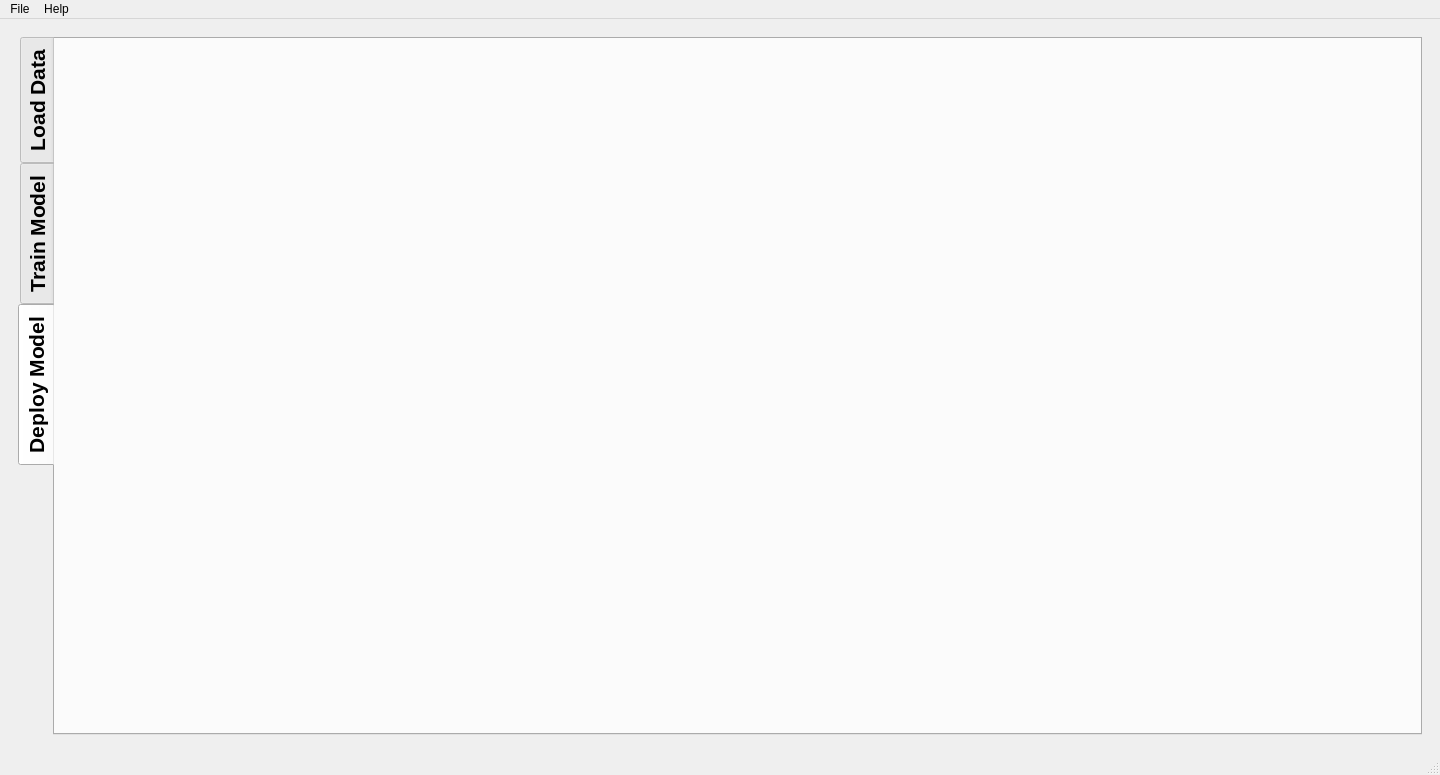
GyroidInc/sbh-kivyapp, file qtapp/gui/interface.ui: the form before one commit.
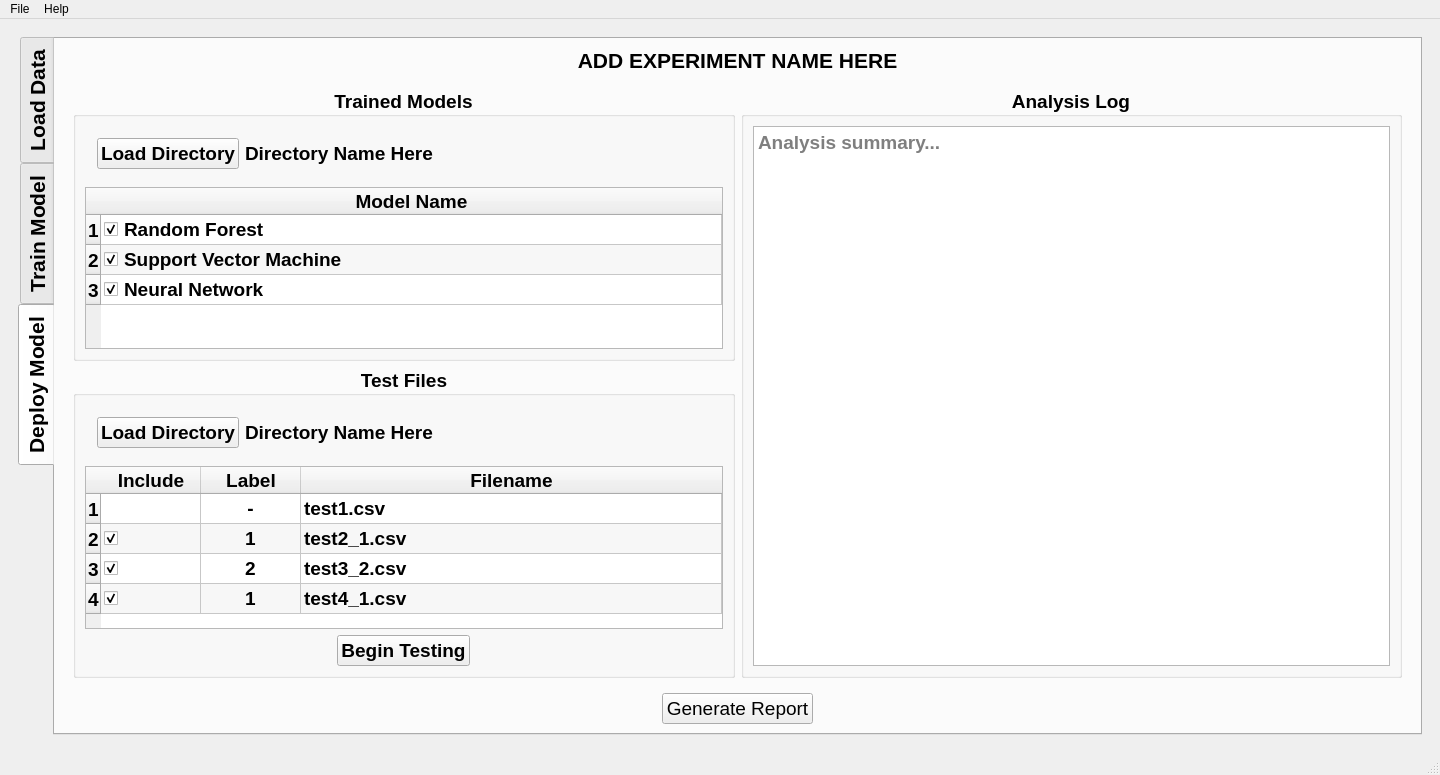
The form after the commit. The open tabs and pages were chosen to show the change. Icons and pictures are not drawn.

Commit message: Add Tab3 and rename UI components

Diff of the .ui file:
```diff
--- a/qtapp/gui/interface.ui
+++ b/qtapp/gui/interface.ui
@@ -1086,6 +1086,577 @@
           <attribute name="title">
            <string>Deploy Model</string>
           </attribute>
+          <layout class="QGridLayout" name="gridLayout_6">
+           <item row="2" column="0" alignment="Qt::AlignHCenter">
+            <widget class="QPushButton" name="T3_Button_GenerateReport">
+             <property name="font">
+              <font>
+               <pointsize>14</pointsize>
+              </font>
+             </property>
+             <property name="text">
+              <string>Generate Report</string>
+             </property>
+            </widget>
+           </item>
+           <item row="1" column="0">
+            <widget class="QWidget" name="T3_Widget_MainWindow" native="true">
+             <layout class="QGridLayout" name="gridLayout_7">
+              <item row="0" column="0">
+               <widget class="QGroupBox" name="T3_GroupBox_TrainedModels">
+                <property name="font">
+                 <font>
+                  <pointsize>14</pointsize>
+                  <weight>75</weight>
+                  <bold>true</bold>
+                 </font>
+                </property>
+                <property name="title">
+                 <string>Trained Models</string>
+                </property>
+                <property name="alignment">
+                 <set>Qt::AlignCenter</set>
+                </property>
+                <layout class="QGridLayout" name="gridLayout_9">
+                 <item row="1" column="0" colspan="2">
+                  <widget class="QTableWidget" name="T3_TableWidget_Models">
+                   <property name="font">
+                    <font>
+                     <pointsize>14</pointsize>
+                    </font>
+                   </property>
+                   <property name="alternatingRowColors">
+                    <bool>true</bool>
+                   </property>
+                   <property name="sortingEnabled">
+                    <bool>true</bool>
+                   </property>
+                   <attribute name="horizontalHeaderCascadingSectionResizes">
+                    <bool>true</bool>
+                   </attribute>
+                   <attribute name="horizontalHeaderShowSortIndicator" stdset="0">
+                    <bool>true</bool>
+                   </attribute>
+                   <attribute name="horizontalHeaderStretchLastSection">
+                    <bool>true</bool>
+                   </attribute>
+                   <row>
+                    <property name="text">
+                     <string>1</string>
+                    </property>
+                    <property name="font">
+                     <font>
+                      <pointsize>14</pointsize>
+                     </font>
+                    </property>
+                    <property name="textAlignment">
+                     <set>AlignCenter</set>
+                    </property>
+                   </row>
+                   <row>
+                    <property name="text">
+                     <string>2</string>
+                    </property>
+                    <property name="font">
+                     <font>
+                      <pointsize>14</pointsize>
+                     </font>
+                    </property>
+                    <property name="textAlignment">
+                     <set>AlignCenter</set>
+                    </property>
+                   </row>
+                   <row>
+                    <property name="text">
+                     <string>3</string>
+                    </property>
+                    <property name="font">
+                     <font>
+                      <pointsize>14</pointsize>
+                     </font>
+                    </property>
+                    <property name="textAlignment">
+                     <set>AlignCenter</set>
+                    </property>
+                   </row>
+                   <column>
+                    <property name="text">
+                     <string>Model Name</string>
+                    </property>
+                    <property name="font">
+                     <font>
+                      <pointsize>14</pointsize>
+                     </font>
+                    </property>
+                    <property name="textAlignment">
+                     <set>AlignCenter</set>
+                    </property>
+                   </column>
+                   <item row="0" column="0">
+                    <property name="text">
+                     <string>Random Forest</string>
+                    </property>
+                    <property name="font">
+                     <font>
+                      <pointsize>14</pointsize>
+                     </font>
+                    </property>
+                    <property name="checkState">
+                     <enum>Checked</enum>
+                    </property>
+                   </item>
+                   <item row="1" column="0">
+                    <property name="text">
+                     <string>Support Vector Machine</string>
+                    </property>
+                    <property name="font">
+                     <font>
+                      <pointsize>14</pointsize>
+                     </font>
+                    </property>
+                    <property name="checkState">
+                     <enum>Checked</enum>
+                    </property>
+                   </item>
+                   <item row="2" column="0">
+                    <property name="text">
+                     <string>Neural Network</string>
+                    </property>
+                    <property name="font">
+                     <font>
+                      <pointsize>14</pointsize>
+                     </font>
+                    </property>
+                    <property name="checkState">
+                     <enum>Checked</enum>
+                    </property>
+                   </item>
+                  </widget>
+                 </item>
+                 <item row="0" column="0" colspan="2">
+                  <layout class="QFormLayout" name="T3_FormLayout_TrainedModels">
+                   <property name="leftMargin">
+                    <number>12</number>
+                   </property>
+                   <property name="topMargin">
+                    <number>12</number>
+                   </property>
+                   <property name="rightMargin">
+                    <number>12</number>
+                   </property>
+                   <property name="bottomMargin">
+                    <number>12</number>
+                   </property>
+                   <item row="0" column="0">
+                    <widget class="QPushButton" name="T3_Button_ModelsLoadDirectory">
+                     <property name="font">
+                      <font>
+                       <pointsize>14</pointsize>
+                      </font>
+                     </property>
+                     <property name="text">
+                      <string>Load Directory</string>
+                     </property>
+                    </widget>
+                   </item>
+                   <item row="0" column="1">
+                    <widget class="QLabel" name="T3_Label_ModelsDirectoryName">
+                     <property name="font">
+                      <font>
+                       <pointsize>14</pointsize>
+                      </font>
+                     </property>
+                     <property name="text">
+                      <string>Directory Name Here</string>
+                     </property>
+                    </widget>
+                   </item>
+                  </layout>
+                 </item>
+                </layout>
+               </widget>
+              </item>
+              <item row="0" column="1" rowspan="2">
+               <widget class="QGroupBox" name="T3_GroupBox_AnalysisLog">
+                <property name="font">
+                 <font>
+                  <pointsize>14</pointsize>
+                  <weight>75</weight>
+                  <bold>true</bold>
+                 </font>
+                </property>
+                <property name="title">
+                 <string>Analysis Log</string>
+                </property>
+                <property name="alignment">
+                 <set>Qt::AlignCenter</set>
+                </property>
+                <layout class="QGridLayout" name="gridLayout_10">
+                 <item row="0" column="0">
+                  <widget class="QTextBrowser" name="T3_TextBrowser_AnalysisLog">
+                   <property name="font">
+                    <font>
+                     <pointsize>14</pointsize>
+                    </font>
+                   </property>
+                   <property name="html">
+                    <string>&lt;!DOCTYPE HTML PUBLIC &quot;-//W3C//DTD HTML 4.0//EN&quot; &quot;http://www.w3.org/TR/REC-html40/strict.dtd&quot;&gt;
+&lt;html&gt;&lt;head&gt;&lt;meta name=&quot;qrichtext&quot; content=&quot;1&quot; /&gt;&lt;style type=&quot;text/css&quot;&gt;
+p, li { white-space: pre-wrap; }
+&lt;/style&gt;&lt;/head&gt;&lt;body style=&quot; font-family:'.SF NS Text'; font-size:14pt; font-weight:400; font-style:normal;&quot;&gt;
+&lt;p style=&quot;-qt-paragraph-type:empty; margin-top:0px; margin-bottom:0px; margin-left:0px; margin-right:0px; -qt-block-indent:0; text-indent:0px; font-size:13pt;&quot;&gt;&lt;br /&gt;&lt;/p&gt;&lt;/body&gt;&lt;/html&gt;</string>
+                   </property>
+                   <property name="placeholderText">
+                    <string>Analysis summary...</string>
+                   </property>
+                  </widget>
+                 </item>
+                </layout>
+               </widget>
+              </item>
+              <item row="1" column="0">
+               <widget class="QGroupBox" name="T3_GroupBox_TestFiles">
+                <property name="font">
+                 <font>
+                  <pointsize>14</pointsize>
+                  <weight>75</weight>
+                  <bold>true</bold>
+                 </font>
+                </property>
+                <property name="title">
+                 <string>Test Files</string>
+                </property>
+                <property name="alignment">
+                 <set>Qt::AlignCenter</set>
+                </property>
+                <layout class="QGridLayout" name="gridLayout_8">
+                 <item row="1" column="0">
+                  <widget class="QTableWidget" name="T3_TableWidget_TestFiles">
+                   <property name="font">
+                    <font>
+                     <pointsize>14</pointsize>
+                    </font>
+                   </property>
+                   <property name="alternatingRowColors">
+                    <bool>true</bool>
+                   </property>
+                   <property name="sortingEnabled">
+                    <bool>true</bool>
+                   </property>
+                   <attribute name="horizontalHeaderCascadingSectionResizes">
+                    <bool>true</bool>
+                   </attribute>
+                   <attribute name="horizontalHeaderStretchLastSection">
+                    <bool>true</bool>
+                   </attribute>
+                   <row>
+                    <property name="text">
+                     <string>1</string>
+                    </property>
+                    <property name="font">
+                     <font>
+                      <pointsize>14</pointsize>
+                     </font>
+                    </property>
+                    <property name="textAlignment">
+                     <set>AlignCenter</set>
+                    </property>
+                   </row>
+                   <row>
+                    <property name="text">
+                     <string>2</string>
+                    </property>
+                    <property name="font">
+                     <font>
+                      <pointsize>14</pointsize>
+                     </font>
+                    </property>
+                    <property name="textAlignment">
+                     <set>AlignCenter</set>
+                    </property>
+                   </row>
+                   <row>
+                    <property name="text">
+                     <string>3</string>
+                    </property>
+                    <property name="font">
+                     <font>
+                      <pointsize>14</pointsize>
+                     </font>
+                    </property>
+                    <property name="textAlignment">
+                     <set>AlignCenter</set>
+                    </property>
+                   </row>
+                   <row>
+                    <property name="text">
+                     <string>4</string>
+                    </property>
+                    <property name="font">
+                     <font>
+                      <pointsize>14</pointsize>
+                     </font>
+                    </property>
+                    <property name="textAlignment">
+                     <set>AlignCenter</set>
+                    </property>
+                   </row>
+                   <column>
+                    <property name="text">
+                     <string>Include</string>
+                    </property>
+                    <property name="font">
+                     <font>
+                      <pointsize>14</pointsize>
+                     </font>
+                    </property>
+                    <property name="textAlignment">
+                     <set>AlignCenter</set>
+                    </property>
+                   </column>
+                   <column>
+                    <property name="text">
+                     <string>Label</string>
+                    </property>
+                    <property name="font">
+                     <font>
+                      <pointsize>14</pointsize>
+                     </font>
+                    </property>
+                    <property name="textAlignment">
+                     <set>AlignCenter</set>
+                    </property>
+                   </column>
+                   <column>
+                    <property name="text">
+                     <string>Filename</string>
+                    </property>
+                    <property name="font">
+                     <font>
+                      <pointsize>14</pointsize>
+                     </font>
+                    </property>
+                    <property name="textAlignment">
+                     <set>AlignCenter</set>
+                    </property>
+                   </column>
+                   <item row="0" column="0">
+                    <property name="checkState">
+                     <enum>Unchecked</enum>
+                    </property>
+                    <property name="flags">
+                     <set>ItemIsUserCheckable|ItemIsEnabled</set>
+                    </property>
+                   </item>
+                   <item row="0" column="1">
+                    <property name="text">
+                     <string>-</string>
+                    </property>
+                    <property name="font">
+                     <font>
+                      <pointsize>14</pointsize>
+                     </font>
+                    </property>
+                    <property name="textAlignment">
+                     <set>AlignCenter</set>
+                    </property>
+                    <property name="flags">
+                     <set>ItemIsSelectable|ItemIsEditable|ItemIsEnabled</set>
+                    </property>
+                   </item>
+                   <item row="0" column="2">
+                    <property name="text">
+                     <string>test1.csv</string>
+                    </property>
+                    <property name="font">
+                     <font>
+                      <pointsize>14</pointsize>
+                     </font>
+                    </property>
+                   </item>
+                   <item row="1" column="0">
+                    <property name="checkState">
+                     <enum>Checked</enum>
+                    </property>
+                    <property name="flags">
+                     <set>ItemIsUserCheckable|ItemIsEnabled</set>
+                    </property>
+                   </item>
+                   <item row="1" column="1">
+                    <property name="text">
+                     <string>1</string>
+                    </property>
+                    <property name="font">
+                     <font>
+                      <pointsize>14</pointsize>
+                     </font>
+                    </property>
+                    <property name="textAlignment">
+                     <set>AlignCenter</set>
+                    </property>
+                    <property name="flags">
+                     <set>ItemIsUserCheckable|ItemIsEnabled</set>
+                    </property>
+                   </item>
+                   <item row="1" column="2">
+                    <property name="text">
+                     <string>test2_1.csv</string>
+                    </property>
+                    <property name="font">
+                     <font>
+                      <pointsize>14</pointsize>
+                     </font>
+                    </property>
+                   </item>
+                   <item row="2" column="0">
+                    <property name="checkState">
+                     <enum>Checked</enum>
+                    </property>
+                    <property name="flags">
+                     <set>ItemIsUserCheckable|ItemIsEnabled</set>
+                    </property>
+                   </item>
+                   <item row="2" column="1">
+                    <property name="text">
+                     <string>2</string>
+                    </property>
+                    <property name="font">
+                     <font>
+                      <pointsize>14</pointsize>
+                     </font>
+                    </property>
+                    <property name="textAlignment">
+                     <set>AlignCenter</set>
+                    </property>
+                    <property name="flags">
+                     <set>ItemIsUserCheckable|ItemIsEnabled</set>
+                    </property>
+                   </item>
+                   <item row="2" column="2">
+                    <property name="text">
+                     <string>test3_2.csv</string>
+                    </property>
+                    <property name="font">
+                     <font>
+                      <pointsize>14</pointsize>
+                     </font>
+                    </property>
+                   </item>
+                   <item row="3" column="0">
+                    <property name="textAlignment">
+                     <set>AlignCenter</set>
+                    </property>
+                    <property name="checkState">
+                     <enum>Checked</enum>
+                    </property>
+                    <property name="flags">
+                     <set>ItemIsUserCheckable|ItemIsEnabled</set>
+                    </property>
+                   </item>
+                   <item row="3" column="1">
+                    <property name="text">
+                     <string>1</string>
+                    </property>
+                    <property name="font">
+                     <font>
+                      <pointsize>14</pointsize>
+                     </font>
+                    </property>
+                    <property name="textAlignment">
+                     <set>AlignCenter</set>
+                    </property>
+                    <property name="flags">
+                     <set>ItemIsUserCheckable|ItemIsEnabled</set>
+                    </property>
+                   </item>
+                   <item row="3" column="2">
+                    <property name="text">
+                     <string>test4_1.csv</string>
+                    </property>
+                    <property name="font">
+                     <font>
+                      <pointsize>14</pointsize>
+                     </font>
+                    </property>
+                   </item>
+                  </widget>
+                 </item>
+                 <item row="0" column="0">
+                  <layout class="QFormLayout" name="T3_FormLayout_TestFiles">
+                   <property name="leftMargin">
+                    <number>12</number>
+                   </property>
+                   <property name="topMargin">
+                    <number>12</number>
+                   </property>
+                   <property name="rightMargin">
+                    <number>12</number>
+                   </property>
+                   <property name="bottomMargin">
+                    <number>12</number>
+                   </property>
+                   <item row="0" column="0">
+                    <widget class="QPushButton" name="T3_Button_FilesLoadDirectory">
+                     <property name="font">
+                      <font>
+                       <pointsize>14</pointsize>
+                      </font>
+                     </property>
+                     <property name="text">
+                      <string>Load Directory</string>
+                     </property>
+                    </widget>
+                   </item>
+                   <item row="0" column="1">
+                    <widget class="QLabel" name="T3_Label_FilesDirectoryName">
+                     <property name="font">
+                      <font>
+                       <pointsize>14</pointsize>
+                      </font>
+                     </property>
+                     <property name="text">
+                      <string>Directory Name Here</string>
+                     </property>
+                    </widget>
+                   </item>
+                  </layout>
+                 </item>
+                 <item row="2" column="0" alignment="Qt::AlignHCenter">
+                  <widget class="QPushButton" name="T3_Button_BeginTesting">
+                   <property name="font">
+                    <font>
+                     <pointsize>14</pointsize>
+                    </font>
+                   </property>
+                   <property name="text">
+                    <string>Begin Testing</string>
+                   </property>
+                  </widget>
+                 </item>
+                </layout>
+               </widget>
+              </item>
+             </layout>
+            </widget>
+           </item>
+           <item row="0" column="0">
+            <widget class="QLabel" name="T3_Label_ExperimentName">
+             <property name="font">
+              <font>
+               <pointsize>16</pointsize>
+               <weight>75</weight>
+               <bold>true</bold>
+              </font>
+             </property>
+             <property name="text">
+              <string>ADD EXPERIMENT NAME HERE</string>
+             </property>
+             <property name="alignment">
+              <set>Qt::AlignCenter</set>
+             </property>
+            </widget>
+           </item>
+          </layout>
          </widget>
         </widget>
        </item>
```
Left out of the diff: 575 changed lines with no effect on the pictures.
